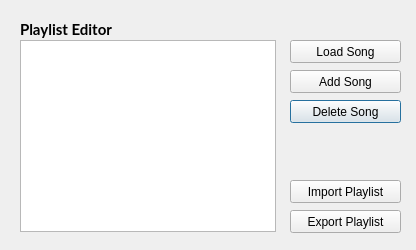
First picture: the form in playlist_ui.ui, repository Vampouille/superboucle, before the edit.
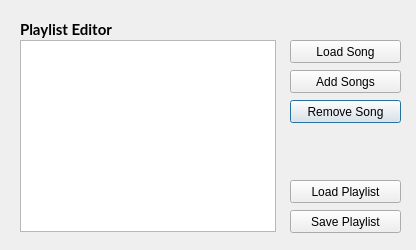
Second picture: the form after the edit.

```diff
--- a/playlist_ui.ui
+++ b/playlist_ui.ui
@@ -23,7 +23,7 @@
     </rect>
    </property>
    <property name="text">
-    <string>Delete Song</string>
+    <string>Remove Song</string>
    </property>
   </widget>
   <widget class="QListWidget" name="playlist">
@@ -46,7 +46,7 @@
     </rect>
    </property>
    <property name="text">
-    <string>Export Playlist</string>
+    <string>Save Playlist</string>
    </property>
   </widget>
   <widget class="QPushButton" name="importPlaylistBtn">
@@ -59,7 +59,7 @@
     </rect>
    </property>
    <property name="text">
-    <string>Import Playlist</string>
+    <string>Load Playlist</string>
    </property>
   </widget>
   <widget class="QPushButton" name="loadSongBtn">
@@ -85,7 +85,7 @@
     </rect>
    </property>
    <property name="text">
-    <string>Add Song</string>
+    <string>Add Songs</string>
    </property>
   </widget>
   <widget class="QLabel" name="label_5">
```
Left out of the diff: 10 changed lines with no effect on the pictures.
